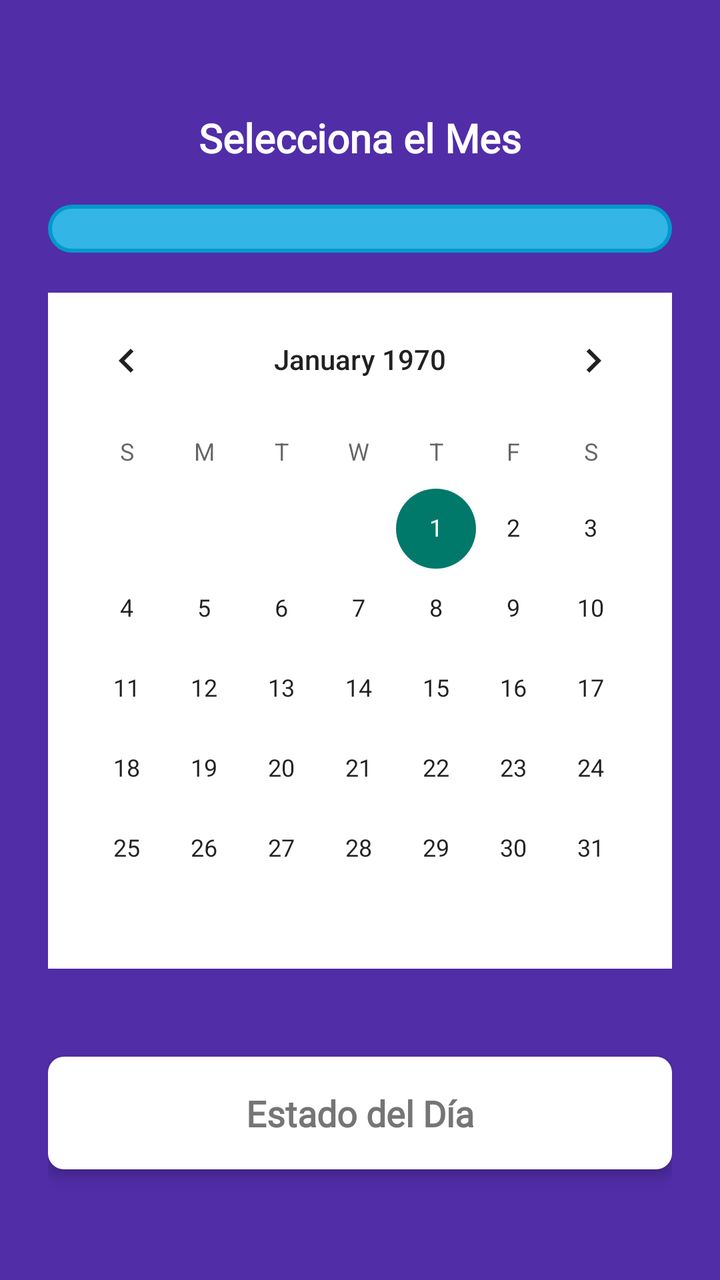
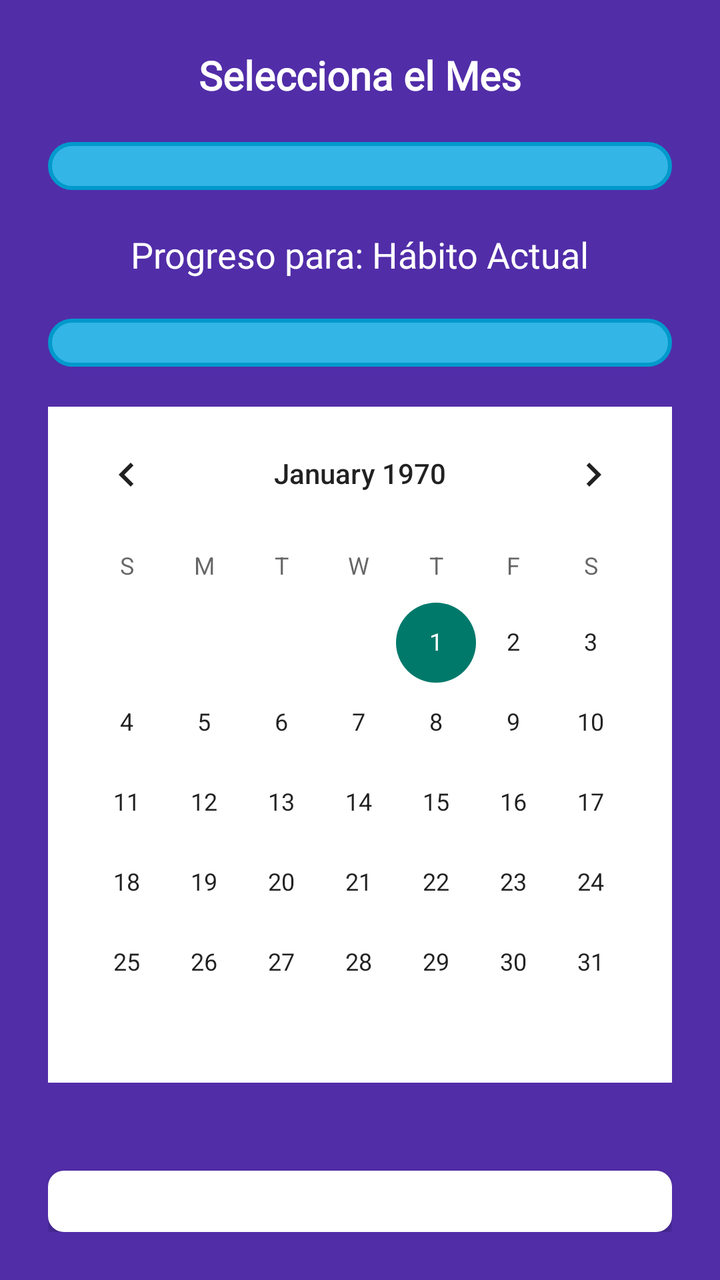

An Android layout rendered at two revisions. The XML below is the earlier revision; the diff shows what the commit changed to produce the second picture.
<!-- AndroidManifest.xml: application theme Theme.MalosH -->
<!-- res/layout/fragment_progreso_meta.xml -->
<LinearLayout xmlns:android="http://schemas.android.com/apk/res/android"
    android:layout_width="match_parent"
    android:layout_height="match_parent"
    android:orientation="vertical"
    android:gravity="center"
    android:padding="24dp"
    android:background="@color/purple_dark">

    
    <TextView
        android:id="@+id/periodoSeleccionadoTextView"
        android:layout_width="wrap_content"
        android:layout_height="wrap_content"
        android:text="Selecciona el Mes"
        android:textSize="20sp"
        android:textColor="@color/white"
        android:textStyle="bold"
        android:fontFamily="@font/roboto_medium"
        android:layout_marginBottom="20dp" />

    
    <Spinner
        android:id="@+id/mesSpinner"
        android:layout_width="match_parent"
        android:layout_height="wrap_content"
        android:layout_marginBottom="20dp"
        android:padding="12dp"
        android:background="@drawable/spinner_background" />

    
    <CalendarView
        android:id="@+id/calendarioMeta"
        android:layout_width="match_parent"
        android:layout_height="wrap_content"
        android:layout_marginBottom="24dp"
        android:background="@color/white" />

    <TextView
        android:id="@+id/estadoDiaTextView"
        android:layout_width="match_parent"
        android:layout_height="wrap_content"
        android:text="Estado del Día"
        android:textSize="18sp"
        android:padding="16dp"
        android:textColor="@color/text_color_secondary"
        android:background="@drawable/textview_background"
        android:layout_marginTop="20dp"
        android:gravity="center"
        android:textStyle="bold"
        android:fontFamily="@font/roboto_medium"
        android:elevation="4dp" />

</LinearLayout>
<!-- resources referenced by this layout -->
<resources>
  <color name="purple_dark">#512DA8</color>
  <color name="text_color_secondary">#757575</color>
  <color name="white">#FFFFFF</color>
  <!-- drawable spinner_background (drawable) -->
  <shape xmlns:android="http://schemas.android.com/apk/res/android">
      <solid android:color="@android:color/holo_blue_light"/>
      <corners android:radius="16dp"/>
      <stroke android:width="2dp" android:color="@android:color/holo_blue_dark"/>
      <padding android:left="8dp" android:right="8dp" android:top="8dp" android:bottom="8dp"/>
  </shape>
  <!-- drawable textview_background (drawable) -->
  <shape xmlns:android="http://schemas.android.com/apk/res/android">
      <solid android:color="#FFFFFF" />
      <corners android:radius="8dp" />
  </shape>
  <style name="Theme.MalosH" parent="Theme.MaterialComponents.DayNight.NoActionBar">
          
          <item name="colorPrimary">@color/purple</item>
          <item name="colorPrimaryDark">@color/purple</item>
          <item name="colorAccent">@color/teal_dark</item>
      </style>
  <color name="purple">#7E57C2</color>
  <color name="teal_dark">#00796B</color>
</resources>

<!-- the commit's change to res/layout/fragment_progreso_meta.xml (unified diff, before → after) -->
@@ -20,6 +20,26 @@
 
     
     <Spinner
+        android:id="@+id/habitoSpinner"
+        android:layout_width="match_parent"
+        android:layout_height="wrap_content"
+        android:layout_marginBottom="20dp"
+        android:padding="12dp"
+        android:background="@drawable/spinner_background" />
+
+    
+    <TextView
+        android:id="@+id/habitoActualTextView"
+        android:layout_width="wrap_content"
+        android:layout_height="wrap_content"
+        android:text="Progreso para: Hábito Actual"
+        android:textSize="18sp"
+        android:textColor="@color/white"
+        android:fontFamily="@font/roboto_medium"
+        android:layout_marginBottom="20dp" />
+
+    
+    <Spinner
         android:id="@+id/mesSpinner"
         android:layout_width="match_parent"
         android:layout_height="wrap_content"
@@ -35,6 +55,7 @@
         android:layout_marginBottom="24dp"
         android:background="@color/white" />
 
+    
     <TextView
         android:id="@+id/estadoDiaTextView"
         android:layout_width="match_parent"
